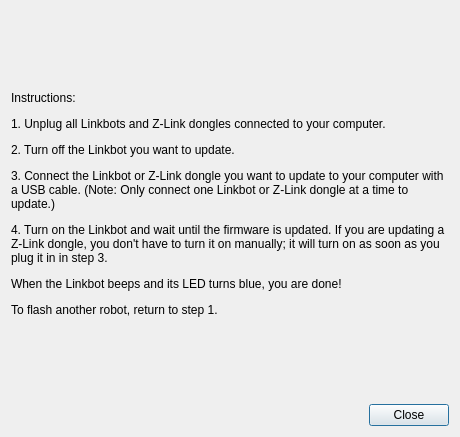
BaroboRobotics/linkbot-firmware-updater, file linkbot_firmware_updater/dialog.ui: the form before one commit.
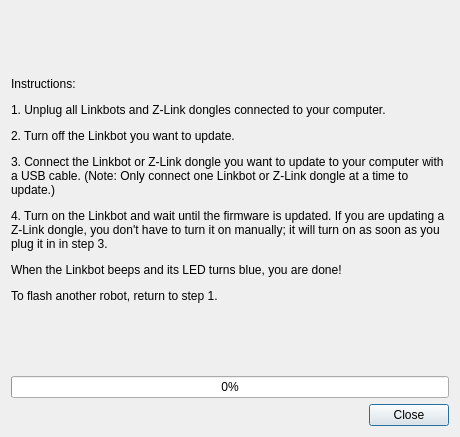
The form after the commit.

Diff of the .ui file:
```diff
--- a/linkbot_firmware_updater/dialog.ui
+++ b/linkbot_firmware_updater/dialog.ui
@@ -27,6 +27,13 @@
      </property>
     </widget>
    </item>
+   <item>
+    <widget class="QProgressBar" name="progressBar">
+     <property name="value">
+      <number>0</number>
+     </property>
+    </widget>
+   </item>
    <item>
     <widget class="QDialogButtonBox" name="buttonBox">
      <property name="orientation">
```
